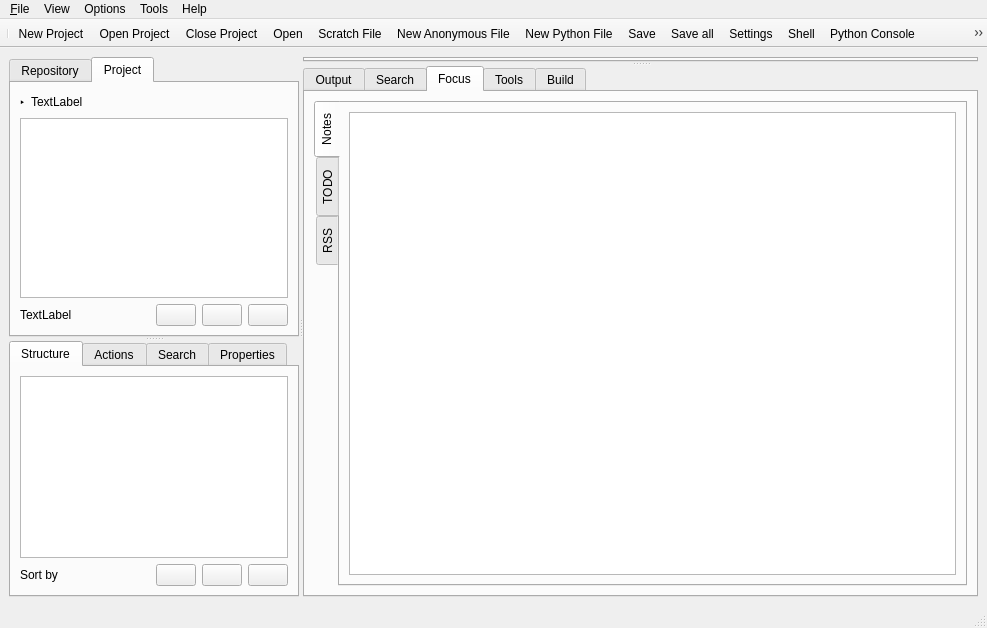
Before: the Qt Designer form src/mainwindow.ui in jplozf/bside, drawn with Qt 5.
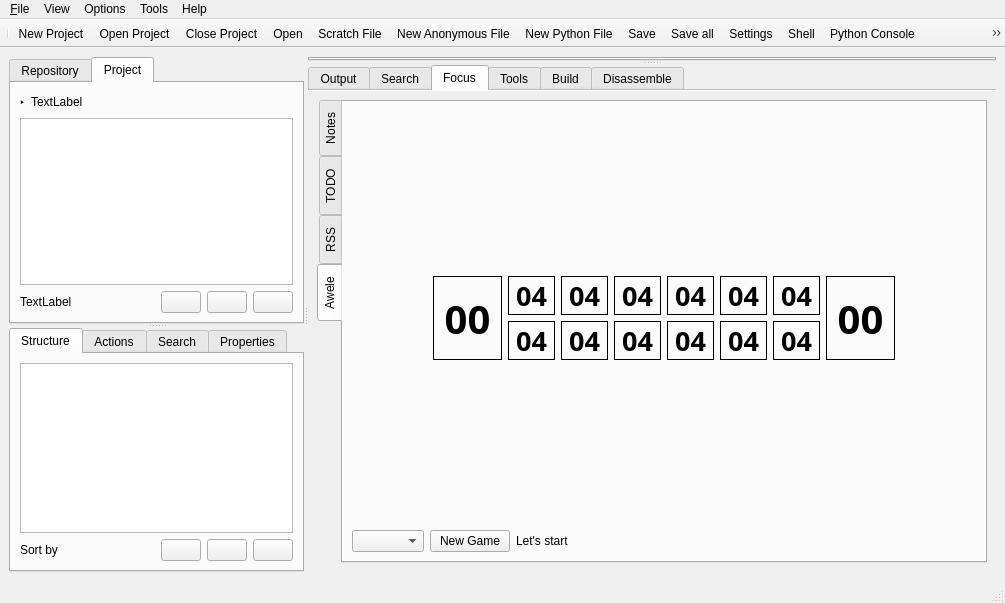
After: the same form once the commit is applied. The open tabs and pages were chosen to show the change. Icons and pictures are not drawn.

Diff of the .ui file:
```diff
--- a/src/mainwindow.ui
+++ b/src/mainwindow.ui
@@ -6,8 +6,8 @@
    <rect>
     <x>0</x>
     <y>0</y>
-    <width>987</width>
-    <height>628</height>
+    <width>1005</width>
+    <height>603</height>
    </rect>
   </property>
   <property name="windowTitle">
@@ -298,8 +298,23 @@
         </layout>
        </widget>
        <widget class="QTabWidget" name="tbwLowRight">
+        <property name="tabPosition">
+         <enum>QTabWidget::North</enum>
+        </property>
+        <property name="tabShape">
+         <enum>QTabWidget::Rounded</enum>
+        </property>
         <property name="currentIndex">
-         <number>3</number>
+         <number>2</number>
+        </property>
+        <property name="elideMode">
+         <enum>Qt::ElideLeft</enum>
+        </property>
+        <property name="usesScrollButtons">
+         <bool>true</bool>
+        </property>
+        <property name="documentMode">
+         <bool>true</bool>
         </property>
         <widget class="QWidget" name="tabOutput">
          <attribute name="icon">
@@ -459,7 +474,7 @@
               <enum>QTabWidget::West</enum>
              </property>
              <property name="currentIndex">
-              <number>0</number>
+              <number>3</number>
              </property>
              <widget class="QWidget" name="tabNotes">
               <attribute name="title">
@@ -570,6 +585,472 @@
                <string>RSS</string>
               </attribute>
              </widget>
+             <widget class="QWidget" name="tabAwele">
+              <attribute name="title">
+               <string>Awele</string>
+              </attribute>
+              <layout class="QGridLayout" name="gridLayout_30">
+               <item row="1" column="0">
+                <layout class="QHBoxLayout" name="horizontalLayout_20">
+                 <item>
+                  <spacer name="horizontalSpacer_17">
+                   <property name="orientation">
+                    <enum>Qt::Horizontal</enum>
+                   </property>
+                   <property name="sizeHint" stdset="0">
+                    <size>
+                     <width>40</width>
+                     <height>20</height>
+                    </size>
+                   </property>
+                  </spacer>
+                 </item>
+                 <item>
+                  <widget class="QLabel" name="lblAweleHomeComputer">
+                   <property name="enabled">
+                    <bool>true</bool>
+                   </property>
+                   <property name="font">
+                    <font>
+                     <family>Courier 10 Pitch</family>
+                     <pointsize>30</pointsize>
+                     <weight>75</weight>
+                     <bold>true</bold>
+                    </font>
+                   </property>
+                   <property name="frameShape">
+                    <enum>QFrame::Panel</enum>
+                   </property>
+                   <property name="frameShadow">
+                    <enum>QFrame::Plain</enum>
+                   </property>
+                   <property name="text">
+                    <string> 00 </string>
+                   </property>
+                   <property name="alignment">
+                    <set>Qt::AlignCenter</set>
+                   </property>
+                  </widget>
+                 </item>
+                 <item>
+                  <layout class="QVBoxLayout" name="verticalLayout_16">
+                   <item>
+                    <layout class="QHBoxLayout" name="horizontalLayout_21">
+                     <item>
+                      <widget class="QLabel" name="lblAweleCase12">
+                       <property name="enabled">
+                        <bool>true</bool>
+                       </property>
+                       <property name="font">
+                        <font>
+                         <family>Courier 10 Pitch</family>
+                         <pointsize>20</pointsize>
+                         <weight>75</weight>
+                         <bold>true</bold>
+                        </font>
+                       </property>
+                       <property name="frameShape">
+                        <enum>QFrame::Panel</enum>
+                       </property>
+                       <property name="frameShadow">
+                        <enum>QFrame::Plain</enum>
+                       </property>
+                       <property name="text">
+                        <string> 04 </string>
+                       </property>
+                       <property name="alignment">
+                        <set>Qt::AlignCenter</set>
+                       </property>
+                      </widget>
+                     </item>
+                     <item>
+                      <widget class="QLabel" name="lblAweleCase11">
+                       <property name="enabled">
+                        <bool>true</bool>
+                       </property>
+                       <property name="font">
+                        <font>
+                         <family>Courier 10 Pitch</family>
+                         <pointsize>20</pointsize>
+                         <weight>75</weight>
+                         <bold>true</bold>
+                        </font>
+                       </property>
+                       <property name="frameShape">
+                        <enum>QFrame::Panel</enum>
+                       </property>
+                       <property name="frameShadow">
+                        <enum>QFrame::Plain</enum>
+                       </property>
+                       <property name="text">
+                        <string> 04 </string>
+                       </property>
+                       <property name="alignment">
+                        <set>Qt::AlignCenter</set>
+                       </property>
+                      </widget>
+                     </item>
+                     <item>
+                      <widget class="QLabel" name="lblAweleCase10">
+                       <property name="enabled">
+                        <bool>true</bool>
+                       </property>
+                       <property name="font">
+                        <font>
+                         <family>Courier 10 Pitch</family>
+                         <pointsize>20</pointsize>
+                         <weight>75</weight>
+                         <bold>true</bold>
+                        </font>
+                       </property>
+                       <property name="frameShape">
+                        <enum>QFrame::Panel</enum>
+                       </property>
+                       <property name="frameShadow">
+                        <enum>QFrame::Plain</enum>
+                       </property>
+                       <property name="text">
+                        <string> 04 </string>
+                       </property>
+                       <property name="alignment">
+                        <set>Qt::AlignCenter</set>
+                       </property>
+                      </widget>
+                     </item>
+                     <item>
+                      <widget class="QLabel" name="lblAweleCase09">
+                       <property name="enabled">
+                        <bool>true</bool>
+                       </property>
+                       <property name="font">
+                        <font>
+                         <family>Courier 10 Pitch</family>
+                         <pointsize>20</pointsize>
+                         <weight>75</weight>
+                         <bold>true</bold>
+                        </font>
+                       </property>
+                       <property name="frameShape">
+                        <enum>QFrame::Panel</enum>
+                       </property>
+                       <property name="frameShadow">
+                        <enum>QFrame::Plain</enum>
+                       </property>
+                       <property name="text">
+                        <string> 04 </string>
+                       </property>
+                       <property name="alignment">
+                        <set>Qt::AlignCenter</set>
+                       </property>
+                      </widget>
+                     </item>
+                     <item>
+                      <widget class="QLabel" name="lblAweleCase08">
+                       <property name="enabled">
+                        <bool>true</bool>
+                       </property>
+                       <property name="font">
+                        <font>
+                         <family>Courier 10 Pitch</family>
+                         <pointsize>20</pointsize>
+                         <weight>75</weight>
+                         <bold>true</bold>
+                        </font>
+                       </property>
+                       <property name="frameShape">
+                        <enum>QFrame::Panel</enum>
+                       </property>
+                       <property name="frameShadow">
+                        <enum>QFrame::Plain</enum>
+                       </property>
+                       <property name="text">
+                        <string> 04 </string>
+                       </property>
+                       <property name="alignment">
+                        <set>Qt::AlignCenter</set>
+                       </property>
+                      </widget>
+                     </item>
+                     <item>
+                      <widget class="QLabel" name="lblAweleCase07">
+                       <property name="enabled">
+                        <bool>true</bool>
+                       </property>
+                       <property name="font">
+                        <font>
+                         <family>Courier 10 Pitch</family>
+                         <pointsize>20</pointsize>
+                         <weight>75</weight>
+                         <bold>true</bold>
+                        </font>
+                       </property>
+                       <property name="frameShape">
+                        <enum>QFrame::Panel</enum>
+                       </property>
+                       <property name="frameShadow">
+                        <enum>QFrame::Plain</enum>
+                       </property>
+                       <property name="text">
+                        <string> 04 </string>
+                       </property>
+                       <property name="alignment">
+                        <set>Qt::AlignCenter</set>
+                       </property>
+                      </widget>
+                     </item>
+                    </layout>
+                   </item>
+                   <item>
+                    <layout class="QHBoxLayout" name="horizontalLayout_23">
+                     <item>
+                      <widget class="QLabel" name="lblAweleCase01">
+                       <property name="font">
+                        <font>
+                         <family>Courier 10 Pitch</family>
+                         <pointsize>20</pointsize>
+                         <weight>75</weight>
+                         <bold>true</bold>
+                        </font>
+                       </property>
+                       <property name="frameShape">
+                        <enum>QFrame::Panel</enum>
+                       </property>
+                       <property name="frameShadow">
+                        <enum>QFrame::Plain</enum>
+                       </property>
+                       <property name="text">
+                        <string> 04 </string>
+                       </property>
+                       <property name="alignment">
+                        <set>Qt::AlignCenter</set>
+                       </property>
+                      </widget>
+                     </item>
+                     <item>
+                      <widget class="QLabel" name="lblAweleCase02">
+                       <property name="font">
+                        <font>
+                         <family>Courier 10 Pitch</family>
+                         <pointsize>20</pointsize>
+                         <weight>75</weight>
+                         <bold>true</bold>
+                        </font>
+                       </property>
+                       <property name="frameShape">
+                        <enum>QFrame::Panel</enum>
+                       </property>
+                       <property name="frameShadow">
+                        <enum>QFrame::Plain</enum>
+                       </property>
+                       <property name="text">
+                        <string> 04 </string>
+                       </property>
+                       <property name="alignment">
+                        <set>Qt::AlignCenter</set>
+                       </property>
+                      </widget>
+                     </item>
+                     <item>
+                      <widget class="QLabel" name="lblAweleCase03">
+                       <property name="font">
+                        <font>
+                         <family>Courier 10 Pitch</family>
+                         <pointsize>20</pointsize>
+                         <weight>75</weight>
+                         <bold>true</bold>
+                        </font>
+                       </property>
+                       <property name="frameShape">
+                        <enum>QFrame::Panel</enum>
+                       </property>
+                       <property name="frameShadow">
+                        <enum>QFrame::Plain</enum>
+                       </property>
+                       <property name="text">
+                        <string> 04 </string>
+                       </property>
+                       <property name="alignment">
+                        <set>Qt::AlignCenter</set>
+                       </property>
+                      </widget>
+                     </item>
+                     <item>
+                      <widget class="QLabel" name="lblAweleCase04">
+                       <property name="font">
+                        <font>
+                         <family>Courier 10 Pitch</family>
+                         <pointsize>20</pointsize>
+                         <weight>75</weight>
+                         <bold>true</bold>
+                        </font>
+                       </property>
+                       <property name="frameShape">
+                        <enum>QFrame::Panel</enum>
+                       </property>
+                       <property name="frameShadow">
+                        <enum>QFrame::Plain</enum>
+                       </property>
+                       <property name="text">
+                        <string> 04 </string>
+                       </property>
+                       <property name="alignment">
+                        <set>Qt::AlignCenter</set>
+                       </property>
+                      </widget>
+                     </item>
+                     <item>
+                      <widget class="QLabel" name="lblAweleCase05">
+                       <property name="font">
+                        <font>
+                         <family>Courier 10 Pitch</family>
+                         <pointsize>20</pointsize>
+                         <weight>75</weight>
+                         <bold>true</bold>
+                        </font>
+                       </property>
+                       <property name="frameShape">
+                        <enum>QFrame::Panel</enum>
+                       </property>
+                       <property name="frameShadow">
+                        <enum>QFrame::Plain</enum>
+                       </property>
+                       <property name="text">
+                        <string> 04 </string>
+                       </property>
+                       <property name="alignment">
+                        <set>Qt::AlignCenter</set>
+                       </property>
+                      </widget>
+                     </item>
+                     <item>
+                      <widget class="QLabel" name="lblAweleCase06">
+                       <property name="font">
+                        <font>
+                         <family>Courier 10 Pitch</family>
+                         <pointsize>20</pointsize>
+                         <weight>75</weight>
+                         <bold>true</bold>
+                        </font>
+                       </property>
+                       <property name="frameShape">
+                        <enum>QFrame::Panel</enum>
+                       </property>
+                       <property name="frameShadow">
+                        <enum>QFrame::Plain</enum>
+                       </property>
+                       <property name="text">
+                        <string> 04 </string>
+                       </property>
+                       <property name="alignment">
+                        <set>Qt::AlignCenter</set>
+                       </property>
+                      </widget>
+                     </item>
+                    </layout>
+                   </item>
+                  </layout>
+                 </item>
+                 <item>
+                  <widget class="QLabel" name="lblAweleHomeHuman">
+                   <property name="font">
+                    <font>
+                     <family>Courier 10 Pitch</family>
+                     <pointsize>30</pointsize>
+                     <weight>75</weight>
+                     <bold>true</bold>
+                    </font>
+                   </property>
+                   <property name="frameShape">
+                    <enum>QFrame::Panel</enum>
+                   </property>
+                   <property name="frameShadow">
+                    <enum>QFrame::Plain</enum>
+                   </property>
+                   <property name="text">
+                    <string> 00 </string>
+                   </property>
+                   <property name="alignment">
+                    <set>Qt::AlignCenter</set>
+                   </property>
+                  </widget>
+                 </item>
+                 <item>
+                  <spacer name="horizontalSpacer_18">
+                   <property name="orientation">
+                    <enum>Qt::Horizontal</enum>
+                   </property>
+                   <property name="sizeHint" stdset="0">
+                    <size>
+                     <width>40</width>
+                     <height>20</height>
+                    </size>
+                   </property>
+                  </spacer>
+                 </item>
+                </layout>
+               </item>
+               <item row="2" column="0">
+                <spacer name="verticalSpacer_10">
+                 <property name="orientation">
+                  <enum>Qt::Vertical</enum>
+                 </property>
+                 <property name="sizeHint" stdset="0">
+                  <size>
+                   <width>20</width>
+                   <height>40</height>
+                  </size>
+                 </property>
+                </spacer>
+               </item>
+               <item row="5" column="0">
+                <layout class="QHBoxLayout" name="horizontalLayout_25">
+                 <item>
+                  <widget class="QComboBox" name="cbxAweleLevel"/>
+                 </item>
+                 <item>
+                  <widget class="QPushButton" name="btnAweleNew">
+                   <property name="text">
+                    <string>New Game</string>
+                   </property>
+                  </widget>
+                 </item>
+                 <item>
+                  <widget class="QLabel" name="lblAweleMessage">
+                   <property name="text">
+                    <string>Let's start</string>
+                   </property>
+                  </widget>
+                 </item>
+                 <item>
+                  <spacer name="horizontalSpacer_16">
+                   <property name="orientation">
+                    <enum>Qt::Horizontal</enum>
+                   </property>
+                   <property name="sizeHint" stdset="0">
+                    <size>
+                     <width>40</width>
+                     <height>20</height>
+                    </size>
+                   </property>
+                  </spacer>
+                 </item>
+                </layout>
+               </item>
+               <item row="0" column="0">
+                <spacer name="verticalSpacer_11">
+                 <property name="orientation">
+                  <enum>Qt::Vertical</enum>
+                 </property>
+                 <property name="sizeHint" stdset="0">
+                  <size>
+                   <width>20</width>
+                   <height>40</height>
+                  </size>
+                 </property>
+                </spacer>
+               </item>
+              </layout>
+             </widget>
             </widget>
            </widget>
           </item>
@@ -2260,6 +2741,93 @@
           </item>
          </layout>
         </widget>
+        <widget class="QWidget" name="tab_4">
+         <attribute name="icon">
+          <iconset>
+           <normaloff>pix/16x16/Recycle.png</normaloff>pix/16x16/Recycle.png</iconset>
+         </attribute>
+         <attribute name="title">
+          <string>Disassemble</string>
+         </attribute>
+         <layout class="QGridLayout" name="gridLayout_28">
+          <item row="0" column="0">
+           <layout class="QVBoxLayout" name="verticalLayout_14">
+            <item>
+             <layout class="QHBoxLayout" name="horizontalLayout_18">
+              <item>
+               <widget class="QLabel" name="label_17">
+                <property name="text">
+                 <string>Source file</string>
+                </property>
+               </widget>
+              </item>
+              <item>
+               <widget class="QLineEdit" name="txtSourceFile"/>
+              </item>
+              <item>
+               <widget class="QPushButton" name="btnBrowseSourceFile">
+                <property name="text">
+                 <string/>
+                </property>
+                <property name="icon">
+                 <iconset>
+                  <normaloff>pix/16x16/Folder.png</normaloff>pix/16x16/Folder.png</iconset>
+                </property>
+               </widget>
+              </item>
+              <item>
+               <widget class="QPushButton" name="btnDisassemble">
+                <property name="text">
+                 <string/>
+                </property>
+                <property name="icon">
+                 <iconset>
+                  <normaloff>pix/16x16/Player Play.png</normaloff>pix/16x16/Player Play.png</iconset>
+                </property>
+               </widget>
+              </item>
+              <item>
+               <spacer name="horizontalSpacer_14">
+                <property name="orientation">
+                 <enum>Qt::Horizontal</enum>
+                </property>
+                <property name="sizeHint" stdset="0">
+                 <size>
+                  <width>40</width>
+                  <height>20</height>
+                 </size>
+                </property>
+               </spacer>
+              </item>
+              <item>
+               <widget class="QPushButton" name="btnCopyDis">
+                <property name="text">
+                 <string/>
+                </property>
+                <property name="icon">
+                 <iconset>
+                  <normaloff>pix/16x16/Clipboard Paste.png</normaloff>pix/16x16/Clipboard Paste.png</iconset>
+                </property>
+               </widget>
+              </item>
+             </layout>
+            </item>
+           </layout>
+          </item>
+          <item row="1" column="0">
+           <widget class="QTextEdit" name="txtDisassembled">
+            <property name="font">
+             <font>
+              <family>Courier 10 Pitch</family>
+             </font>
+            </property>
+            <property name="readOnly">
+             <bool>true</bool>
+            </property>
+           </widget>
+          </item>
+         </layout>
+        </widget>
        </widget>
       </widget>
      </widget>
@@ -2271,7 +2839,7 @@
     <rect>
      <x>0</x>
      <y>0</y>
-     <width>987</width>
+     <width>1005</width>
      <height>26</height>
     </rect>
    </property>
```
Left out of the diff: 440 changed lines with no effect on the pictures.
